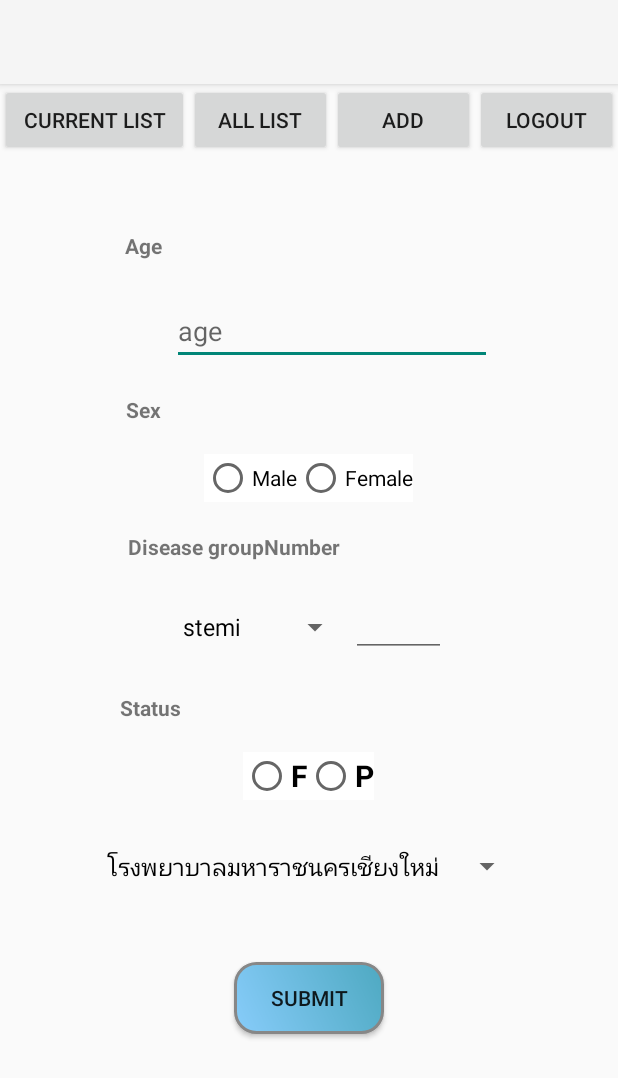
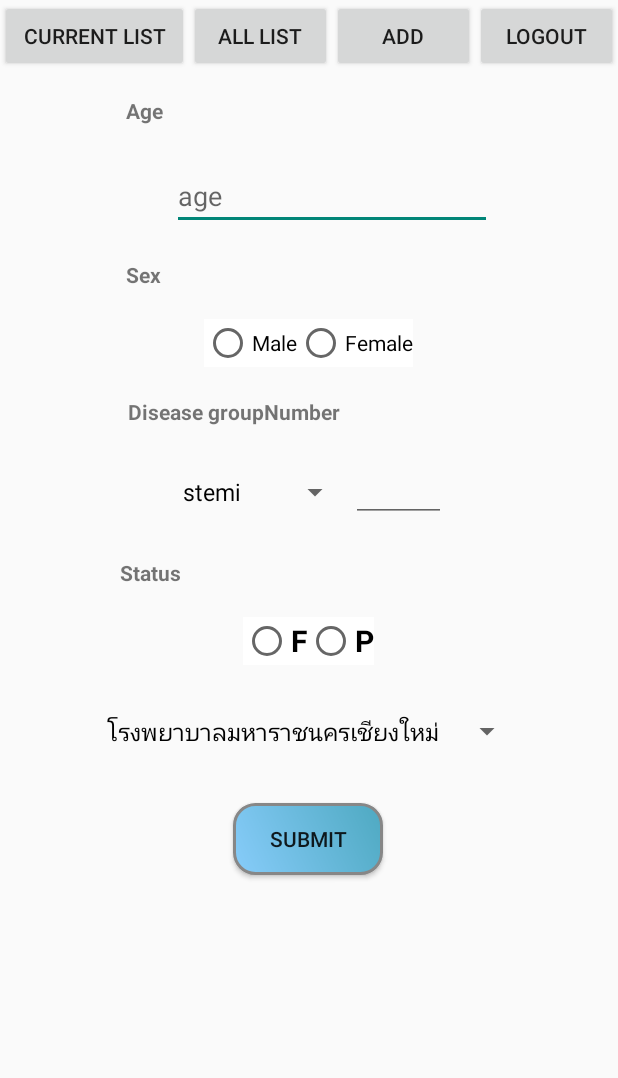
Before and after one commit to FabreCastell/491project, an Android app: the AddActivity screen opened directly, with no data from a screen before it, on a phone screen of 412 x 824 dp. Shown: the top 1078 px of the screen. Run offline under Robolectric (Android 15) with nearby library versions, the phone set to English and light mode, and no system bars; our stand-ins replace Firebase (no records; nobody signed in at launch, a user with empty details on screens opened directly).

Commit message:
fix merge clean

```diff
--- a/app/src/main/res/layout/add_page.xml
+++ b/app/src/main/res/layout/add_page.xml
@@ -8,16 +8,6 @@
     android:layout_width="match_parent"
     android:layout_height="match_parent"
     android:orientation="vertical">
-
-    <android.support.v7.widget.Toolbar
-        android:id="@+id/my_toolbar"
-        android:layout_width="match_parent"
-        android:layout_height="?attr/actionBarSize"
-        android:background="?attr/colorPrimary"
-        android:elevation="4dp"
-        android:theme="@style/ThemeOverlay.AppCompat.ActionBar"
-        app:popupTheme="@style/ThemeOverlay.AppCompat.Light"/>
-
 
 
     <LinearLayout
@@ -67,11 +57,12 @@
             android:layout_width="wrap_content"
             android:layout_height="24dp"
             android:layout_marginStart="85dp"
-            android:layout_marginTop="50dp"
+            android:layout_marginTop="16dp"
             android:layout_marginEnd="306dp"
             android:text="Age"
             android:textStyle="bold"
             app:layout_constraintEnd_toEndOf="parent"
+            app:layout_constraintHorizontal_bias="0.468"
             app:layout_constraintStart_toStartOf="parent"
             app:layout_constraintTop_toTopOf="parent" />
 
@@ -262,15 +253,15 @@
             android:layout_width="wrap_content"
             android:layout_height="wrap_content"
             android:layout_marginStart="155dp"
-            android:layout_marginTop="40dp"
+            android:layout_marginTop="24dp"
             android:layout_marginEnd="156dp"
             android:background="@drawable/smallbutton"
             android:onClick="process"
             android:text="submit"
             app:layout_constraintEnd_toEndOf="parent"
+            app:layout_constraintHorizontal_bias="0.481"
             app:layout_constraintStart_toStartOf="parent"
             app:layout_constraintTop_toBottomOf="@+id/desSpinner" />
-
 
 
     </android.support.constraint.ConstraintLayout>
```
Also changed, not shown: app/src/main/java/com/example/nice/a491/MapsActivity.java (+54 -80 lines).
